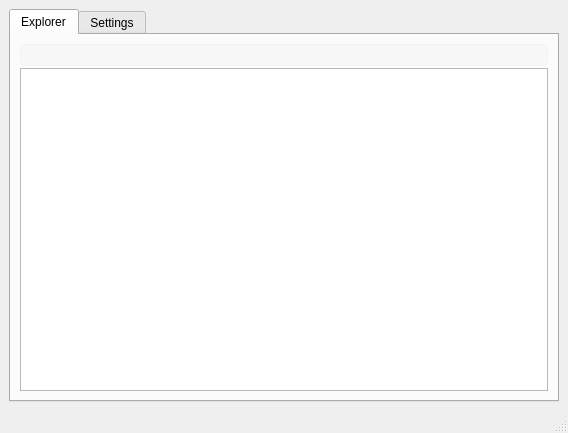
Old version of the form pyclient/main_window.ui in the repository WUAmin/wu-blackhole.
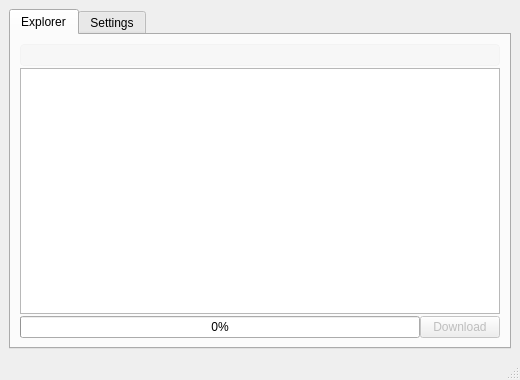
New version of the form.

Commit message: Download File from BlackHole

Patch:
```diff
--- a/pyclient/main_window.ui
+++ b/pyclient/main_window.ui
@@ -6,8 +6,8 @@
    <rect>
     <x>0</x>
     <y>0</y>
-    <width>568</width>
-    <height>433</height>
+    <width>520</width>
+    <height>380</height>
    </rect>
   </property>
   <property name="windowTitle">
@@ -24,10 +24,50 @@
        <attribute name="title">
         <string>Explorer</string>
        </attribute>
-       <layout class="QGridLayout" name="gridLayout_3" rowstretch="0,0,0,0">
+       <layout class="QGridLayout" name="gridLayout_3" rowstretch="0,0,0,0,0">
         <property name="verticalSpacing">
          <number>2</number>
         </property>
+        <item row="4" column="0">
+         <layout class="QHBoxLayout" name="horizontalLayout_3" stretch="1,0,0">
+          <item>
+           <widget class="QProgressBar" name="dl_progress">
+            <property name="value">
+             <number>0</number>
+            </property>
+            <property name="textVisible">
+             <bool>true</bool>
+            </property>
+           </widget>
+          </item>
+          <item>
+           <spacer name="horizontalSpacer_3">
+            <property name="orientation">
+             <enum>Qt::Horizontal</enum>
+            </property>
+            <property name="sizeType">
+             <enum>QSizePolicy::Expanding</enum>
+            </property>
+            <property name="sizeHint" stdset="0">
+             <size>
+              <width>0</width>
+              <height>20</height>
+             </size>
+            </property>
+           </spacer>
+          </item>
+          <item>
+           <widget class="QPushButton" name="download_pb">
+            <property name="enabled">
+             <bool>false</bool>
+            </property>
+            <property name="text">
+             <string>Download</string>
+            </property>
+           </widget>
+          </item>
+         </layout>
+        </item>
         <item row="3" column="0">
          <widget class="QTableView" name="explorer_table">
           <property name="alternatingRowColors">
```
Left out of the diff: 2 changed lines with no effect on the pictures. The commit also changes 9 other files.
